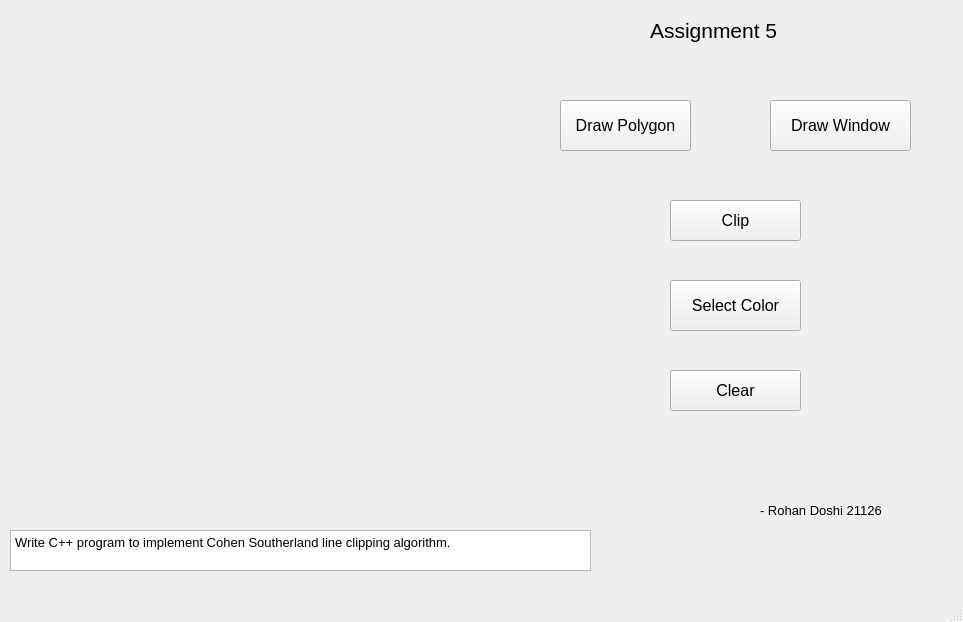
The window that OOP_CG_Lab/Assignment5/mainwindow.ui (RohanDoshi21/SE_PICT_SEM3) describes before a commit, drawn with Qt 5.
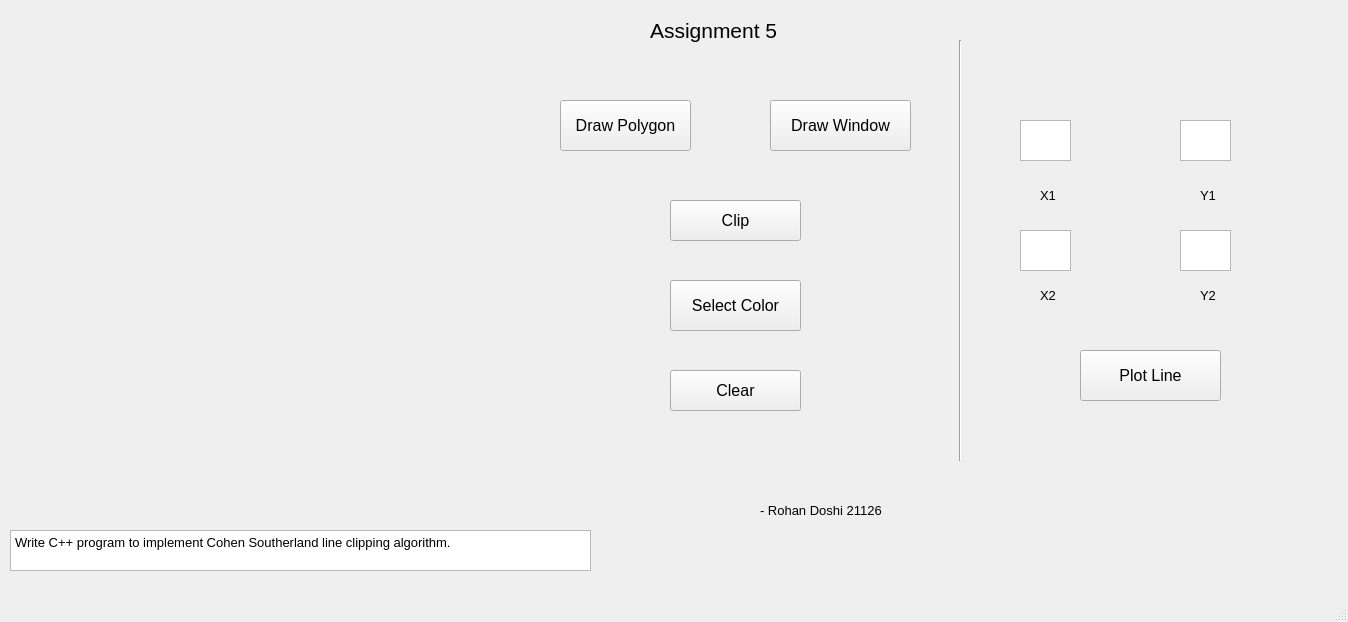
The same window after the commit.

What changed in the file:
```diff
--- a/OOP_CG_Lab/Assignment5/mainwindow.ui
+++ b/OOP_CG_Lab/Assignment5/mainwindow.ui
@@ -6,7 +6,7 @@
    <rect>
     <x>0</x>
     <y>0</y>
-    <width>963</width>
+    <width>1348</width>
     <height>622</height>
    </rect>
   </property>
@@ -170,6 +170,149 @@
 &lt;p style=&quot; margin-top:0px; margin-bottom:0px; margin-left:0px; margin-right:0px; -qt-block-indent:0; text-indent:0px;&quot;&gt;&lt;span style=&quot; font-size:10pt;&quot;&gt;Write C++ program to implement Cohen Southerland line clipping algorithm.&lt;/span&gt;&lt;/p&gt;&lt;/body&gt;&lt;/html&gt;</string>
     </property>
    </widget>
+   <widget class="QPushButton" name="DrawWindow_2">
+    <property name="geometry">
+     <rect>
+      <x>1080</x>
+      <y>350</y>
+      <width>141</width>
+      <height>51</height>
+     </rect>
+    </property>
+    <property name="font">
+     <font>
+      <pointsize>12</pointsize>
+     </font>
+    </property>
+    <property name="text">
+     <string>Plot Line</string>
+    </property>
+   </widget>
+   <widget class="QLabel" name="label_4">
+    <property name="geometry">
+     <rect>
+      <x>1040</x>
+      <y>180</y>
+      <width>41</width>
+      <height>31</height>
+     </rect>
+    </property>
+    <property name="font">
+     <font>
+      <pointsize>10</pointsize>
+     </font>
+    </property>
+    <property name="text">
+     <string>X1</string>
+    </property>
+   </widget>
+   <widget class="QLabel" name="label_5">
+    <property name="geometry">
+     <rect>
+      <x>1200</x>
+      <y>180</y>
+      <width>41</width>
+      <height>31</height>
+     </rect>
+    </property>
+    <property name="font">
+     <font>
+      <pointsize>10</pointsize>
+     </font>
+    </property>
+    <property name="text">
+     <string>Y1</string>
+    </property>
+   </widget>
+   <widget class="QLabel" name="label_6">
+    <property name="geometry">
+     <rect>
+      <x>1040</x>
+      <y>280</y>
+      <width>41</width>
+      <height>31</height>
+     </rect>
+    </property>
+    <property name="font">
+     <font>
+      <pointsize>10</pointsize>
+     </font>
+    </property>
+    <property name="text">
+     <string>X2</string>
+    </property>
+   </widget>
+   <widget class="QLabel" name="label_7">
+    <property name="geometry">
+     <rect>
+      <x>1200</x>
+      <y>280</y>
+      <width>41</width>
+      <height>31</height>
+     </rect>
+    </property>
+    <property name="font">
+     <font>
+      <pointsize>10</pointsize>
+     </font>
+    </property>
+    <property name="text">
+     <string>Y2</string>
+    </property>
+   </widget>
+   <widget class="QTextEdit" name="textEdit">
+    <property name="geometry">
+     <rect>
+      <x>1020</x>
+      <y>120</y>
+      <width>51</width>
+      <height>41</height>
+     </rect>
+    </property>
+   </widget>
+   <widget class="Line" name="line">
+    <property name="geometry">
+     <rect>
+      <x>950</x>
+      <y>40</y>
+      <width>20</width>
+      <height>421</height>
+     </rect>
+    </property>
+    <property name="orientation">
+     <enum>Qt::Vertical</enum>
+    </property>
+   </widget>
+   <widget class="QTextEdit" name="textEdit_2">
+    <property name="geometry">
+     <rect>
+      <x>1180</x>
+      <y>120</y>
+      <width>51</width>
+      <height>41</height>
+     </rect>
+    </property>
+   </widget>
+   <widget class="QTextEdit" name="textEdit_3">
+    <property name="geometry">
+     <rect>
+      <x>1020</x>
+      <y>230</y>
+      <width>51</width>
+      <height>41</height>
+     </rect>
+    </property>
+   </widget>
+   <widget class="QTextEdit" name="textEdit_4">
+    <property name="geometry">
+     <rect>
+      <x>1180</x>
+      <y>230</y>
+      <width>51</width>
+      <height>41</height>
+     </rect>
+    </property>
+   </widget>
   </widget>
   <widget class="QMenuBar" name="menubar">
    <property name="geometry">
```
Left out of the diff: 2 changed lines with no effect on the pictures.
